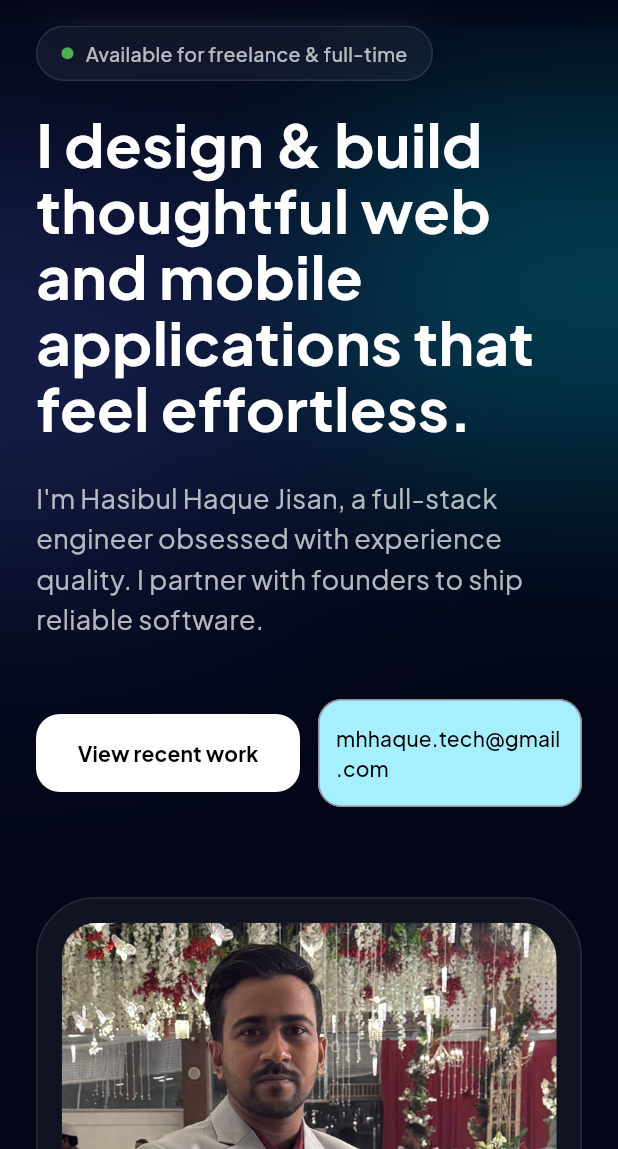
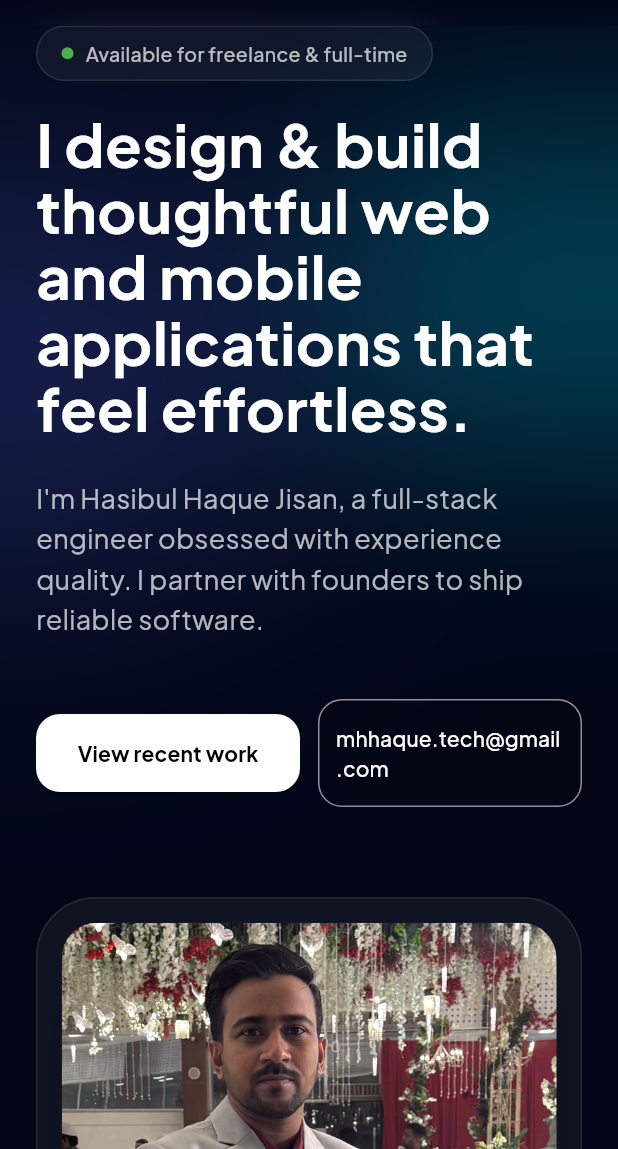
Before and after one commit to MHHJisan/self_portfolio_app, a Flutter app: the screen it shows after launch, on a phone screen of 412 x 824 dp, the part 87-1236 px from its top. Run offline on Flutter 3.47's test engine with Material 3 defaults, Android fonts, the phone set to English and light mode, and no system bars; our stand-ins replace font_awesome_flutter, google_fonts, open_filex.

Commit message:
hero section

```diff
--- a/lib/sections/hero_section.dart
+++ b/lib/sections/hero_section.dart
@@ -129,10 +129,11 @@ class HeroSection extends StatelessWidget {
               child: OutlinedButton(
                 onPressed: () {},
                   style: OutlinedButton.styleFrom(
-                    backgroundColor: AppColors.blue100,
-                    foregroundColor: isDark ? Colors.black : Colors.black87,
+                    backgroundColor: isDark ? Colors.black12 : Colors.black12,
+                    foregroundColor: isDark ? Colors.white : Colors.black87,
                     padding: const EdgeInsets.symmetric(horizontal: 12, vertical: 16),
                     shape: RoundedRectangleBorder(borderRadius: BorderRadius.circular(16)),
+
                   ),
                   child: const Text("mhhaque.tech@gmail.com"),
               ),
```
